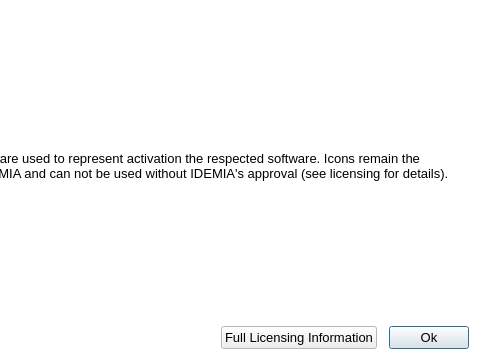
Qt form src/gui/ui_about.ui (idemia/multigit) before a commit; both pictures show x 415 to 895 and y 211 to 571 of the 895 by 571 pixel window.
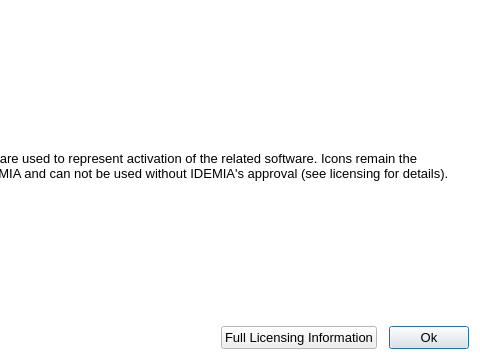
The same form after that commit. Icons and pictures are not drawn.

Diff of the .ui file:
```diff
--- a/src/gui/ui_about.ui
+++ b/src/gui/ui_about.ui
@@ -217,7 +217,7 @@
 &lt;p style=&quot; margin-top:0px; margin-bottom:0px; margin-left:0px; margin-right:0px; -qt-block-indent:0; text-indent:0px;&quot;&gt;&lt;span style=&quot; font-size:10pt;&quot;&gt;- &lt;/span&gt;&lt;a href=&quot;https://pyinstaller.org/en/stable/&quot;&gt;&lt;span style=&quot; font-size:10pt; text-decoration: underline; color:#0000ff;&quot;&gt;PyInstaller&lt;/span&gt;&lt;/a&gt;&lt;span style=&quot; font-size:10pt;&quot;&gt; (by David Cortesi)&lt;/span&gt;&lt;/p&gt;
 &lt;p style=&quot;-qt-paragraph-type:empty; margin-top:0px; margin-bottom:0px; margin-left:0px; margin-right:0px; -qt-block-indent:0; text-indent:0px; font-size:10pt;&quot;&gt;&lt;br /&gt;&lt;/p&gt;
 &lt;p style=&quot; margin-top:0px; margin-bottom:0px; margin-left:0px; margin-right:0px; -qt-block-indent:0; text-indent:0px;&quot;&gt;&lt;span style=&quot; font-size:10pt;&quot;&gt;Most icons are provided by freely &lt;/span&gt;&lt;a href=&quot;https://icons8.com&quot;&gt;&lt;span style=&quot; font-size:10pt; text-decoration: underline; color:#0000ff;&quot;&gt;Icons8&lt;/span&gt;&lt;/a&gt;&lt;/p&gt;
-&lt;p style=&quot; margin-top:0px; margin-bottom:0px; margin-left:0px; margin-right:0px; -qt-block-indent:0; text-indent:0px;&quot;&gt;&lt;span style=&quot; font-size:10pt;&quot;&gt;Icons from the softwares Git, TortoiseGit, SourceTree, SublimeMerge are used to represent activation the respected software. Icons remain the properties of their copyright owner. IDEMIA logo is copyrighted to IDEMIA and can not be used without IDEMIA's approval (see licensing for details).&lt;/span&gt;&lt;/p&gt;&lt;/body&gt;&lt;/html&gt;</string>
+&lt;p style=&quot; margin-top:0px; margin-bottom:0px; margin-left:0px; margin-right:0px; -qt-block-indent:0; text-indent:0px;&quot;&gt;&lt;span style=&quot; font-size:10pt;&quot;&gt;Icons from the softwares Git, TortoiseGit, SourceTree, SublimeMerge are used to represent activation of the related software. Icons remain the properties of their copyright owner. IDEMIA logo is copyrighted to IDEMIA and can not be used without IDEMIA's approval (see licensing for details).&lt;/span&gt;&lt;/p&gt;&lt;/body&gt;&lt;/html&gt;</string>
      </property>
      <property name="openExternalLinks">
       <bool>true</bool>
```
